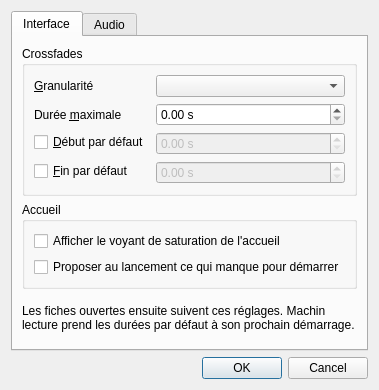
Before: the Qt Designer form src/machincast/interface/ui/preferences.ui in dascritch/machincast, drawn with Qt 5.
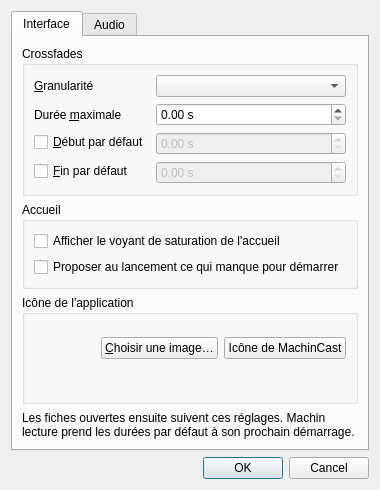
After: the same form once the commit is applied.

Commit message:
feat(interface): icône de l'application choisie dans les préférences
https://github.com/dascritch/machincast/issues/111
Paramètre et choix d'icône pour l'interface graphique

Claude-Session: https://claude.ai/code/session_01KaPegkCQoT3k3oMgjXGsiv

Patch:
```diff
--- a/src/machincast/interface/ui/preferences.ui
+++ b/src/machincast/interface/ui/preferences.ui
@@ -131,6 +131,75 @@
          </layout>
         </widget>
        </item>
+       <item>
+        <widget class="QGroupBox" name="groupe_icone">
+         <property name="title">
+          <string>Icône de l'application</string>
+         </property>
+         <property name="toolTip">
+          <string>L'icône des fenêtres de MachinCast, de son raccourci dans le menu des applications et sur le bureau, et de la barre des tâches.</string>
+         </property>
+         <layout class="QVBoxLayout" name="disposition_icone">
+          <item>
+           <layout class="QHBoxLayout" name="ligne_icone" stretch="0,1,0,0">
+            <item>
+             <widget class="QLabel" name="icone_apercu">
+              <property name="minimumSize">
+               <size>
+                <width>48</width>
+                <height>48</height>
+               </size>
+              </property>
+              <property name="maximumSize">
+               <size>
+                <width>48</width>
+                <height>48</height>
+               </size>
+              </property>
+             </widget>
+            </item>
+            <item>
+             <widget class="QLabel" name="icone_chemin">
+              <property name="wordWrap">
+               <bool>true</bool>
+              </property>
+              <property name="textInteractionFlags">
+               <set>Qt::TextInteractionFlag::TextSelectableByMouse</set>
+              </property>
+             </widget>
+            </item>
+            <item>
+             <widget class="QPushButton" name="choisir_icone">
+              <property name="text">
+               <string>&amp;Choisir une image…</string>
+              </property>
+              <property name="toolTip">
+               <string>Une image SVG, PNG ou JPEG, de préférence carrée</string>
+              </property>
+             </widget>
+            </item>
+            <item>
+             <widget class="QPushButton" name="icone_par_defaut">
+              <property name="text">
+               <string>Icône de MachinCast</string>
+              </property>
+              <property name="toolTip">
+               <string>Revenir à l'icône de MachinCast</string>
+              </property>
+             </widget>
+            </item>
+           </layout>
+          </item>
+          <item>
+           <widget class="QLabel" name="icone_erreur">
+            <property name="wordWrap">
+             <bool>true</bool>
+            </property>
+           </widget>
+          </item>
+         </layout>
+        </widget>
+       </item>
        <item>
         <widget class="QLabel" name="explication">
          <property name="text">
```
The commit also changes 24 other files.
